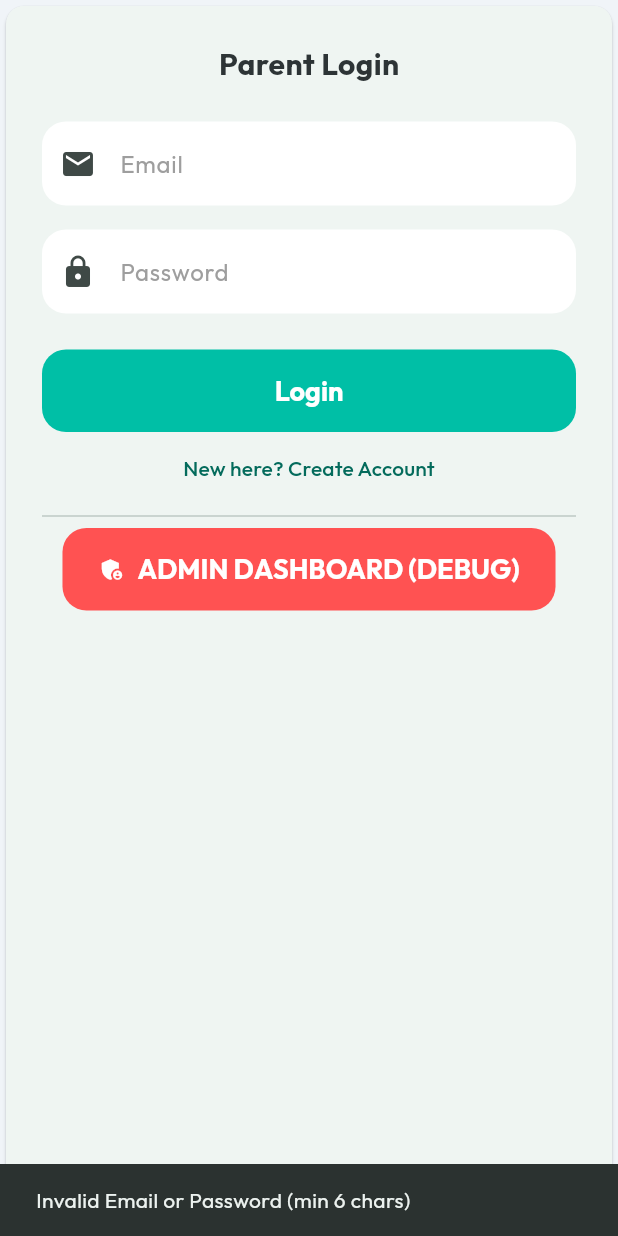
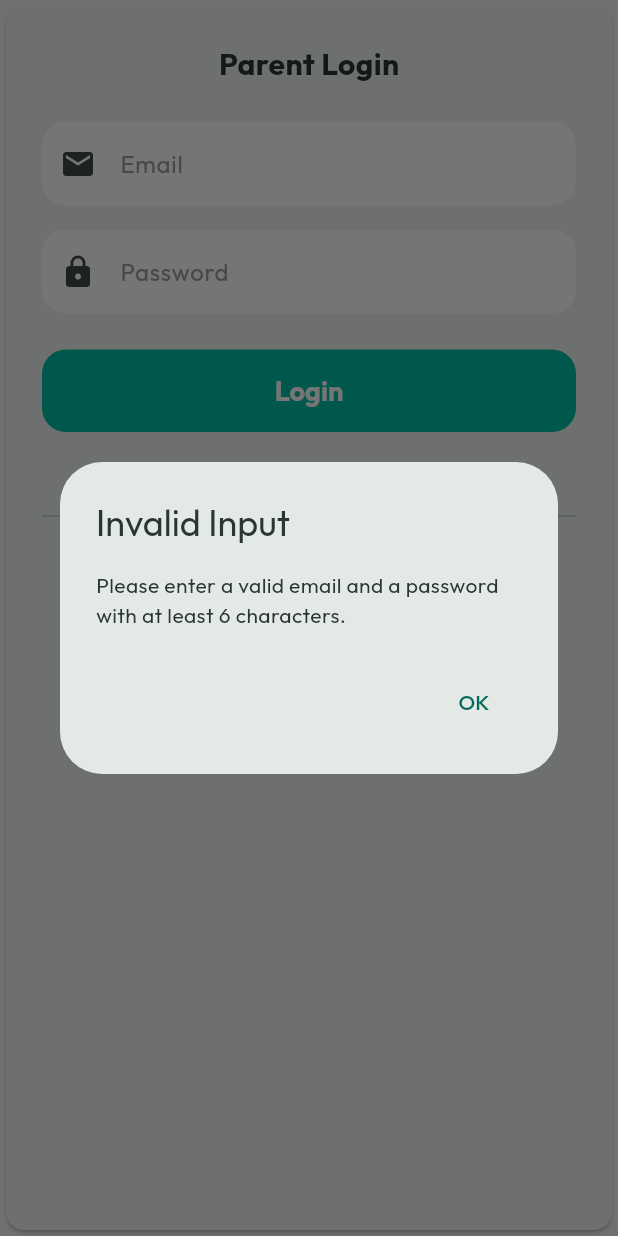
Before and after one commit to jjayakrishnan/anjra-web, a Flutter app: the ParentAuthPage widget shown alone on an empty page, opened directly, after a tap on "Login", on a phone screen of 412 x 824 dp. Run offline on Flutter 3.47's test engine with Material 3 defaults, Android fonts, the phone set to English and light mode, and no system bars; our stand-ins replace flutter_dotenv, flutter_riverpod, google_fonts, qr_flutter, shared_preferences, supabase_flutter; missing offline and left inert: mobile_scanner; accounts and stored records are empty.

Commit message:
Fix App Store rejection: Reviewer login bypass & sign-up error handling

```diff
--- a/lib/features/auth/presentation/parent_auth_page.dart
+++ b/lib/features/auth/presentation/parent_auth_page.dart
@@ -27,9 +27,28 @@ class _ParentAuthPageState extends ConsumerState<ParentAuthPage> {
     final email = _emailController.text.trim();
     final password = _passwordController.text.trim();
 
+    // Hide keyboard
+    FocusScope.of(context).unfocus();
+
     if (email.isEmpty || password.length < 6) {
-      ScaffoldMessenger.of(context).showSnackBar(const SnackBar(content: Text('Invalid Email or Password (min 6 chars)')));
+      _showErrorDialog('Invalid Input', 'Please enter a valid email and a password with at least 6 characters.');
       return;
+    }
+
+    // REVIEWER BACKDOOR / BYPASS
+    if (email.toLowerCase() == 'evergreenjk@gmail.com' && password == 'test123') {
+       final reviewerProfile = UserProfile(
+         id: 'reviewer_demo_id',
+         email: 'evergreenjk@gmail.com',
+         fullName: 'App Store Reviewer',
+         isParent: true,
+         balance: 5000.0,
+       );
+       await ref.read(userProvider.notifier).setMockUser(reviewerProfile);
+       if (mounted) {
+         Navigator.of(context).pushReplacementNamed('/dashboard');
+       }
+       return;
     }
 
     setState(() => _isLoading = true);
@@ -37,9 +56,25 @@ class _ParentAuthPageState extends ConsumerState<ParentAuthPage> {
       final repo = ref.read(authRepositoryProvider);
 
       if (_isSignUp) {
-        await repo.signUpParent(email: email, password: password, fullName: "Parent User"); // Add name field if needed
-        if (mounted) ScaffoldMessenger.of(context).showSnackBar(const SnackBar(content: Text('Sign Up Successful! Please Sign In.')));
-        setState(() => _isSignUp = false);
+        await repo.signUpParent(email: email, password: password, fullName: "Parent User");
+        if (mounted) {
+          await showDialog(
+            context: context,
+            builder: (context) => AlertDialog(
+              title: const Text('Sign Up Successful'),
+              content: const Text('Your account has been created! Please sign in with your new credentials.'),
+              actions: [
+                TextButton(
+                  onPressed: () {
+                    Navigator.of(context).pop();
+                    setState(() => _isSignUp = false);
+                  },
+                  child: const Text('OK'),
+                ),
+              ],
+            ),
+          );
+        }
       } else {
         await repo.signInParent(email: email, password: password);
         if (mounted) {
@@ -48,10 +83,29 @@ class _ParentAuthPageState extends ConsumerState<ParentAuthPage> {
         }
       }
     } catch (e) {
-      if (mounted) ScaffoldMessenger.of(context).showSnackBar(SnackBar(content: Text('Error: $e')));
+      if (mounted) {
+        // Show clear dialog for errors (better for iPad)
+        _showErrorDialog('Authentication Failed', e.toString().replaceAll('AuthException:', '').trim());
+      }
     } finally {
       if (mounted) setState(() => _isLoading = false);
     }
+  }
+
+  void _showErrorDialog(String title, String message) {
+    showDialog(
+      context: context,
+      builder: (context) => AlertDialog(
+        title: Text(title),
+        content: Text(message),
+        actions: [
+          TextButton(
+            onPressed: () => Navigator.of(context).pop(),
+            child: const Text('OK'),
+          ),
+        ],
+      ),
+    );
   }
 
   @override
--- a/pubspec.yaml
+++ b/pubspec.yaml
@@ -16,7 +16,7 @@ publish_to: 'none' # Remove this line if you wish to publish to pub.dev
 # https://developer.apple.com/library/archive/documentation/General/Reference/InfoPlistKeyReference/Articles/CoreFoundationKeys.html
 # In Windows, build-name is used as the major, minor, and patch parts
 # of the product and file versions while build-number is used as the build suffix.
-version: 1.0.1+2
+version: 1.0.2+3
 
 environment:
   sdk: ^3.10.7
```
Also changed, not shown: 4 other files.
